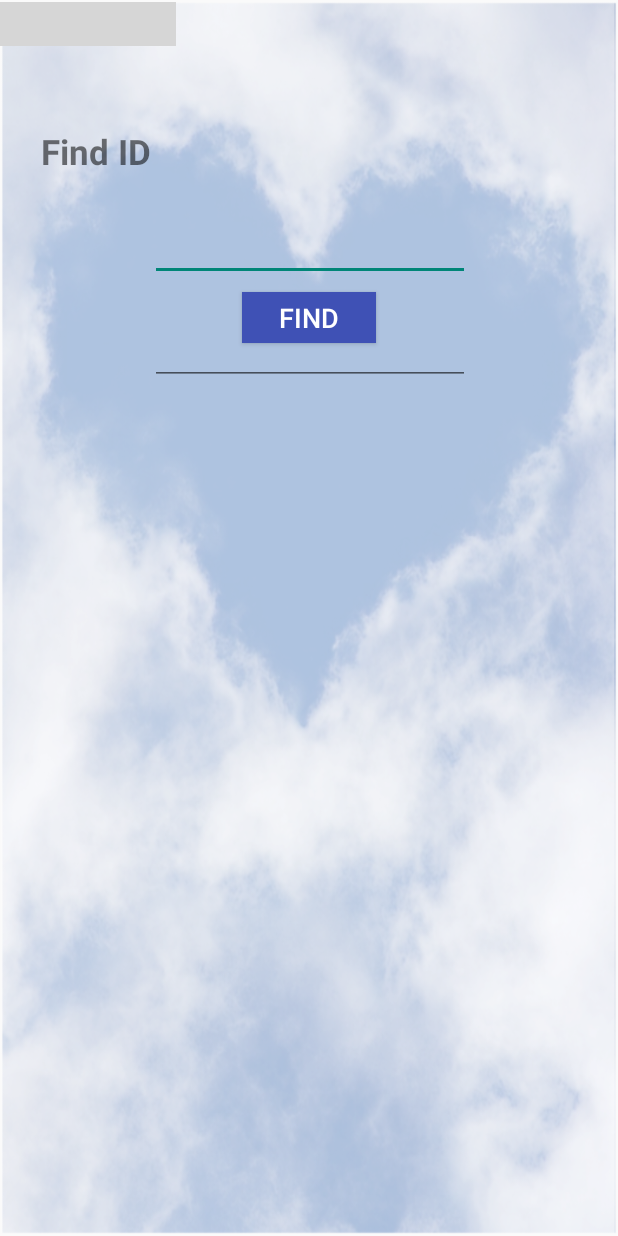
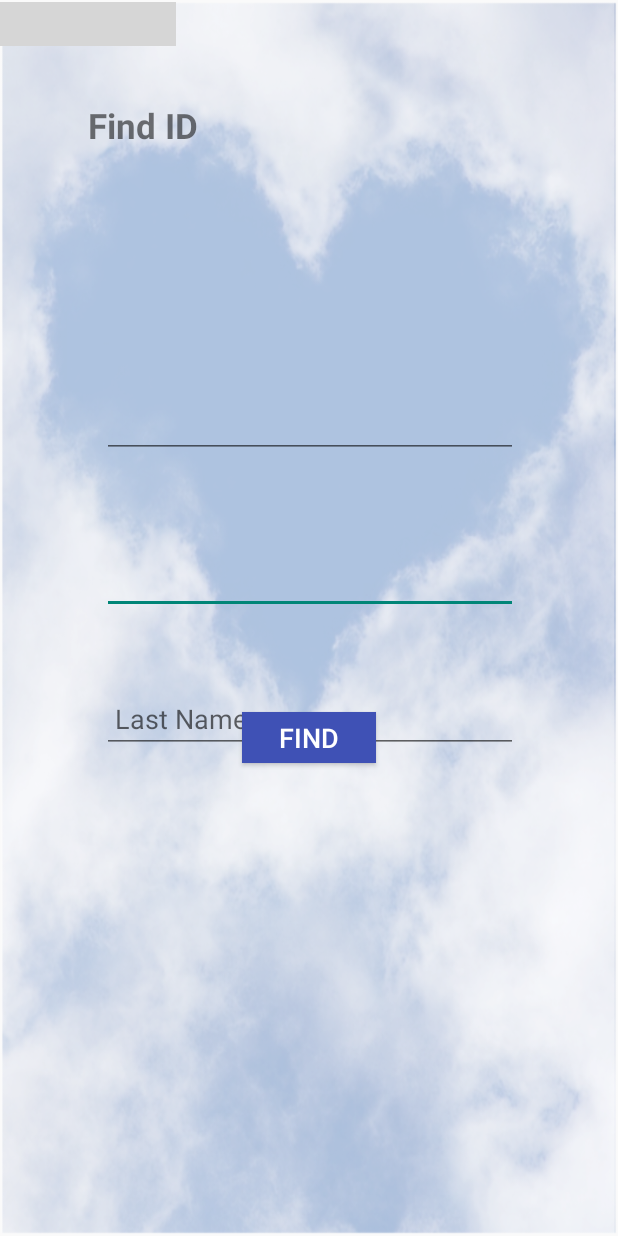
Before and after one commit to teamfx12/Application, an Android app: the Find_IDActivity screen opened directly, with no data from a screen before it, on a phone screen of 412 x 824 dp. Run offline under Robolectric (Android 15) with nearby library versions, the phone set to English and light mode, and no system bars; grey boxes are pictures that could not be loaded.

Commit message:
Tania_commit

```diff
--- a/app/src/main/res/layout/activity_find__id.xml
+++ b/app/src/main/res/layout/activity_find__id.xml
@@ -19,9 +19,10 @@
         android:layout_marginTop="111dp"
         app:layout_constraintBottom_toBottomOf="parent"
         app:layout_constraintEnd_toEndOf="parent"
+        app:layout_constraintHorizontal_bias="0.495"
         app:layout_constraintStart_toStartOf="parent"
         app:layout_constraintTop_toTopOf="parent"
-        app:layout_constraintVertical_bias="0.08"
+        app:layout_constraintVertical_bias="0.0"
         app:srcCompat="@color/common_google_signin_btn_text_dark_pressed" />
 
     <Button
@@ -44,7 +45,7 @@
         app:layout_constraintHorizontal_bias="0.501"
         app:layout_constraintStart_toStartOf="parent"
         app:layout_constraintTop_toTopOf="parent"
-        app:layout_constraintVertical_bias="0.257" />
+        app:layout_constraintVertical_bias="0.643" />
 
     <TextView
         android:id="@+id/Page_name"
@@ -60,14 +61,14 @@
         android:textStyle="bold"
         app:layout_constraintBottom_toBottomOf="parent"
         app:layout_constraintEnd_toEndOf="parent"
-        app:layout_constraintHorizontal_bias="0.06"
+        app:layout_constraintHorizontal_bias="0.158"
         app:layout_constraintStart_toStartOf="parent"
         app:layout_constraintTop_toTopOf="parent"
-        app:layout_constraintVertical_bias="0.109" />
+        app:layout_constraintVertical_bias="0.087" />
 
     <EditText
-        android:id="@+id/ID_First_name"
-        android:layout_width="wrap_content"
+        android:id="@+id/ID_E_mail"
+        android:layout_width="277dp"
         android:layout_height="wrap_content"
         android:layout_marginBottom="8dp"
         android:layout_marginEnd="8dp"
@@ -79,15 +80,15 @@
         android:inputType="textPersonName"
         app:layout_constraintBottom_toBottomOf="parent"
         app:layout_constraintEnd_toEndOf="parent"
-        app:layout_constraintHorizontal_bias="0.503"
+        app:layout_constraintHorizontal_bias="0.505"
         app:layout_constraintStart_toStartOf="parent"
         app:layout_constraintTop_toTopOf="parent"
-        app:layout_constraintVertical_bias="0.176"
-        tools:hint="  First name" />
+        app:layout_constraintVertical_bias="0.467"
+        tools:hint="  E-mail" />
 
     <EditText
-        android:id="@+id/ID_E_mail"
-        android:layout_width="wrap_content"
+        android:id="@+id/ID_First_name"
+        android:layout_width="277dp"
         android:layout_height="wrap_content"
         android:layout_marginBottom="8dp"
         android:layout_marginEnd="8dp"
@@ -99,11 +100,31 @@
         android:inputType="textPersonName"
         app:layout_constraintBottom_toBottomOf="parent"
         app:layout_constraintEnd_toEndOf="parent"
-        app:layout_constraintHorizontal_bias="0.503"
+        app:layout_constraintHorizontal_bias="0.505"
         app:layout_constraintStart_toStartOf="parent"
         app:layout_constraintTop_toTopOf="parent"
-        app:layout_constraintVertical_bias="0.267"
-        tools:hint="  E-mail" />
+        app:layout_constraintVertical_bias="0.33"
+        tools:hint="  First name" />
+
+    <EditText
+        android:id="@+id/editText"
+        android:layout_width="277dp"
+        android:layout_height="wrap_content"
+        android:layout_marginBottom="308dp"
+        android:layout_marginEnd="8dp"
+        android:layout_marginLeft="8dp"
+        android:layout_marginRight="8dp"
+        android:layout_marginStart="8dp"
+        android:layout_marginTop="8dp"
+        android:ems="10"
+        android:hint=" Last Name"
+        android:inputType="textPersonName"
+        app:layout_constraintBottom_toBottomOf="parent"
+        app:layout_constraintEnd_toEndOf="parent"
+        app:layout_constraintHorizontal_bias="0.505"
+        app:layout_constraintStart_toStartOf="parent"
+        app:layout_constraintTop_toTopOf="parent"
+        app:layout_constraintVertical_bias="0.97" />
 
     <ImageView
         android:id="@+id/imageView3"
```
